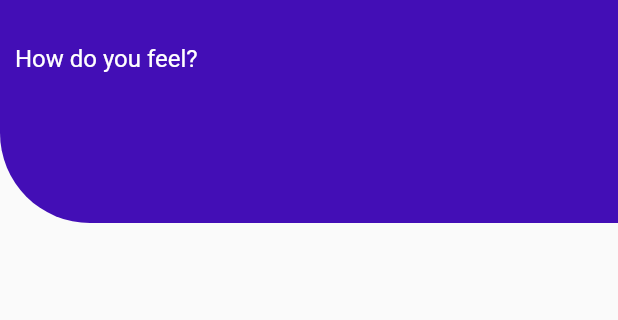
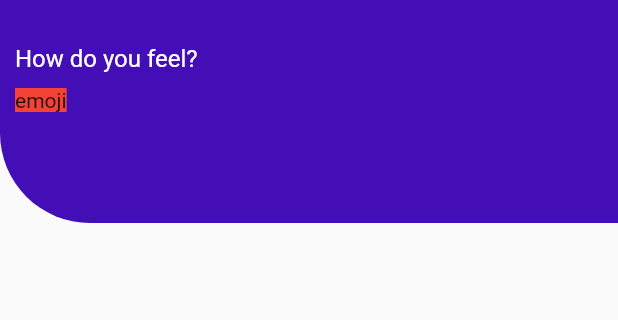
Before and after one commit to jaymesC/safeplace-social-app, a Flutter app: the screen it shows after launch, on a phone screen of 412 x 824 dp, the part 152-472 px from its top. Run offline on Flutter 3.47's test engine with Material 2 defaults, Android fonts, the phone set to English and light mode, and no system bars; our stand-ins replace flutter_spinkit.

Commit message:
updated homepage widget

```diff
--- a/lib/pages/home_page.dart
+++ b/lib/pages/home_page.dart
@@ -1,4 +1,5 @@
 import 'package:flutter/material.dart';
+import 'package:safeplace_app/widgets/emoji_widget.dart';
 
 class HomePage extends StatelessWidget {
   const HomePage({Key? key}) : super(key: key);
@@ -60,6 +61,12 @@ class HomePage extends StatelessWidget {
               Text('How do you feel?',
                   style: TextStyle(color: Colors.white, fontSize: 16)),
             ],
+          ),
+          SizedBox(
+            height: 10,
+          ),
+          Row(
+            children: [EmojiWidget(emoji: 'emoji')],
           )
         ],
       ),
--- /dev/null
+++ b/lib/widgets/emoji_widget.dart
@@ -0,0 +1,17 @@
+import 'package:flutter/material.dart';
+
+class EmojiWidget extends StatelessWidget {
+  final String emoji;
+
+  const EmojiWidget({Key? key, required this.emoji}) : super(key: key);
+
+  @override
+  Widget build(BuildContext context) {
+    return Container(
+      decoration:BoxDecoration(
+        color: Colors.red,
+      ),
+      child: Text(emoji),
+    );
+  }
+}
```
